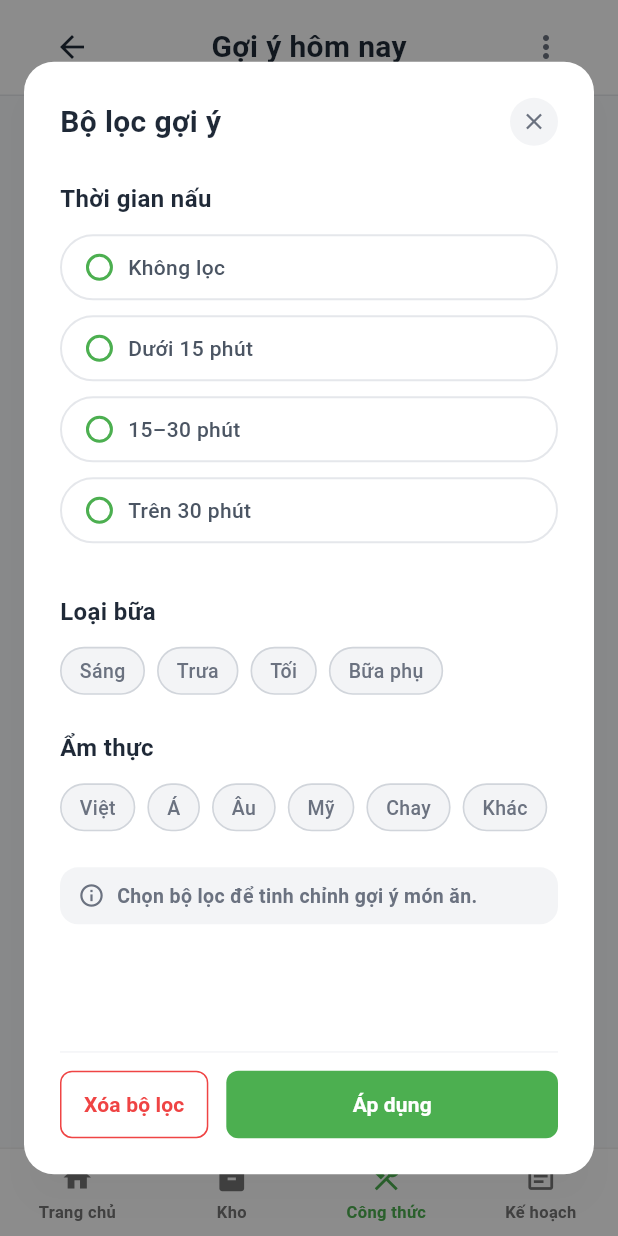
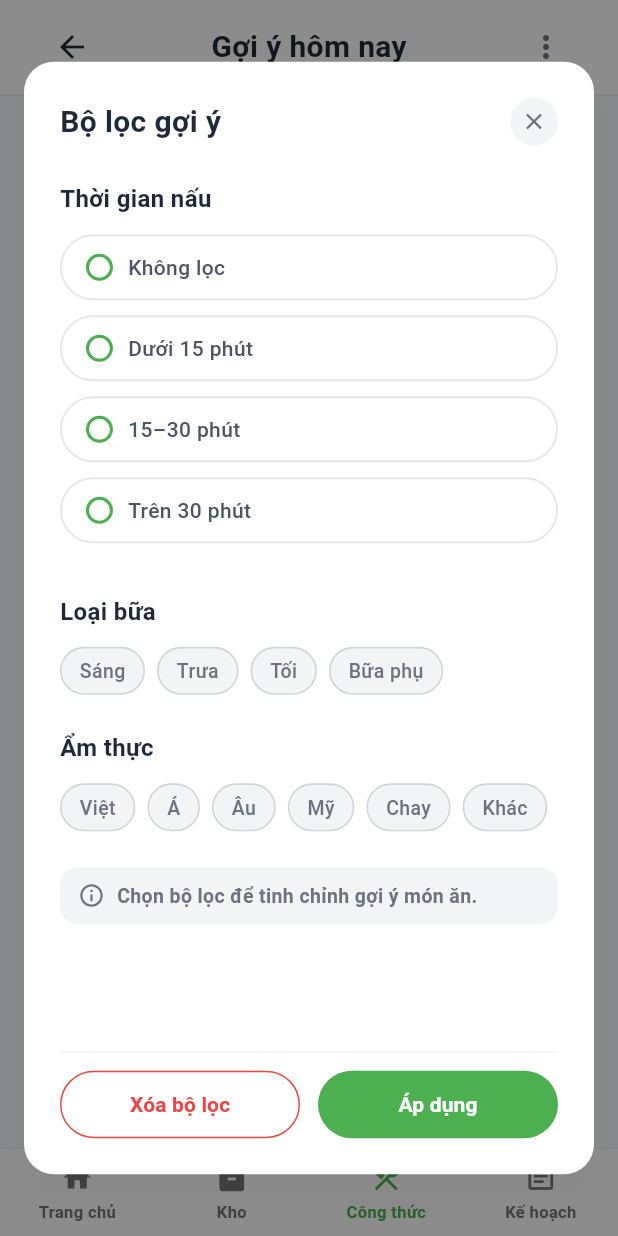
Before and after one commit to softdev-hub/fridge_to_fork_assistant, a Flutter app: the RecipeMatchingView screen opened directly, after a tap on the "tune" icon, on a phone screen of 412 x 824 dp. Run offline on Flutter 3.47's test engine with Material 3 defaults, Android fonts, the phone set to English and light mode, and no system bars; our stand-ins replace flutter_dotenv, flutter_local_notifications, flutter_timezone, google_fonts, image_picker, supabase_flutter and 1 more; missing offline and left inert: workmanager; accounts and stored records are empty; statements that could not run were skipped.

Commit message:
#4 - feat: update recipe view

```diff
--- a/lib/views/recipes/components/recipe_card_item.dart
+++ b/lib/views/recipes/components/recipe_card_item.dart
@@ -57,7 +57,7 @@ class RecipeCardItem extends StatelessWidget {
             Row(
               crossAxisAlignment: CrossAxisAlignment.start,
               children: [
-                _buildThumbnail(),
+                _buildThumbnailWithPriority(),
                 const SizedBox(width: 12),
                 Expanded(child: _buildBody()),
               ],
@@ -68,16 +68,51 @@ class RecipeCardItem extends StatelessWidget {
     );
   }
 
-  Widget _buildThumbnail() {
-    return Container(
+  Widget _buildThumbnailWithPriority() {
+    final bool showPriority =
+        (recipe.expiringCount ?? 0) > 0 || recipe.isExpiring;
+    return Column(
+      mainAxisSize: MainAxisSize.min,
+      children: [
+        Container(
           width: 96,
           height: 96,
           decoration: BoxDecoration(
+            shape: BoxShape.circle,
             color: const Color(0xFFF4F5F7),
             border: Border.all(color: const Color(0xFFEEF0F4)),
-        borderRadius: BorderRadius.circular(12),
           ),
-      child: const Icon(Icons.image, size: 48, color: Color(0xFF9CA3AF)),
+          child: ClipOval(
+            child: Container(
+              color: const Color(0xFFF4F5F7),
+              child: const Icon(
+                Icons.image,
+                size: 48,
+                color: Color(0xFF9CA3AF),
+              ),
+            ),
+          ),
+        ),
+        if (showPriority) ...[
+          const SizedBox(height: 8),
+          Container(
+            padding: const EdgeInsets.symmetric(horizontal: 10, vertical: 6),
+            decoration: BoxDecoration(
+              color: const Color(0xFFFDE68A),
+              border: Border.all(color: const Color(0xFFF59E0B)),
+              borderRadius: BorderRadius.circular(999),
+            ),
+            child: const Text(
+              'Ưu tiên dùng sớm',
+              style: TextStyle(
+                fontSize: 12,
+                fontWeight: FontWeight.w700,
+                color: Color(0xFF92400E),
+              ),
+            ),
+          ),
+        ],
+      ],
     );
   }
 
@@ -110,7 +145,11 @@ class RecipeCardItem extends StatelessWidget {
           spacing: 6,
           runSpacing: 6,
           children: [
-            _buildPill(icon: '⏱', label: recipe.timeLabel, type: PillType.time),
+            _buildPill(
+              icon: Icons.schedule,
+              label: recipe.timeLabel,
+              type: PillType.time,
+            ),
             _buildPill(
               icon: _getDifficultyIcon(),
               label: _getDifficultyLabel(),
@@ -135,7 +174,7 @@ class RecipeCardItem extends StatelessWidget {
   }
 
   Widget _buildPill({
-    required String icon,
+    required IconData icon,
     required String label,
     required PillType type,
   }) {
@@ -177,7 +216,7 @@ class RecipeCardItem extends StatelessWidget {
       child: Row(
         mainAxisSize: MainAxisSize.min,
         children: [
-          Text(icon, style: const TextStyle(fontSize: 11)),
+          Icon(icon, size: 14, color: textColor),
           const SizedBox(width: 6),
           Text(
             label,
@@ -227,7 +266,11 @@ class RecipeCardItem extends StatelessWidget {
       child: Row(
         mainAxisSize: MainAxisSize.min,
         children: [
-          Text(isFull ? '✅' : '🧩', style: const TextStyle(fontSize: 11)),
+          Icon(
+            isFull ? Icons.check_circle : Icons.check_circle_outline,
+            size: 14,
+            color: isFull ? const Color(0xFF059669) : const Color(0xFF2563EB),
+          ),
           const SizedBox(width: 6),
           Text(
             label,
@@ -253,7 +296,11 @@ class RecipeCardItem extends StatelessWidget {
       child: Row(
         mainAxisSize: MainAxisSize.min,
         children: [
-          const Text('🛒', style: TextStyle(fontSize: 11)),
+          const Icon(
+            Icons.shopping_cart_outlined,
+            size: 14,
+            color: Color(0xFF92400E),
+          ),
           const SizedBox(width: 6),
           Text(
             'Thiếu ${recipe.missingCount} nguyên liệu',
@@ -279,11 +326,15 @@ class RecipeCardItem extends StatelessWidget {
       child: Row(
         mainAxisSize: MainAxisSize.min,
         children: [
-          const Text('⚠', style: TextStyle(fontSize: 11)),
+          const Icon(
+            Icons.warning_amber_rounded,
+            size: 14,
+            color: Color(0xFF92400E),
+          ),
           const SizedBox(width: 6),
           Flexible(
             child: Text(
-              'Dùng ${recipe.expiringCount} NL sắp hết hạn',
+              '${recipe.expiringCount} nguyên liệu sắp hết hạn',
               style: const TextStyle(
                 fontSize: 11,
                 fontWeight: FontWeight.w600,
@@ -298,14 +349,14 @@ class RecipeCardItem extends StatelessWidget {
     );
   }
 
-  String _getDifficultyIcon() {
+  IconData _getDifficultyIcon() {
     switch (recipe.difficulty) {
       case RecipeDifficulty.easy:
-        return '✨';
+        return Icons.emoji_events_outlined;
       case RecipeDifficulty.medium:
-        return '⚡';
+        return Icons.bolt;
       case RecipeDifficulty.hard:
-        return '🔥';
+        return Icons.whatshot;
     }
   }
 
@@ -331,14 +382,14 @@ class RecipeCardItem extends StatelessWidget {
     }
   }
 
-  String _getMealIcon() {
+  IconData _getMealIcon() {
     switch (recipe.mealTime) {
       case RecipeMealTime.breakfast:
-        return '🌅';
+        return Icons.breakfast_dining;
       case RecipeMealTime.lunch:
-        return '🍱';
+        return Icons.lunch_dining;
       case RecipeMealTime.dinner:
-        return '🍽';
+        return Icons.dinner_dining;
     }
   }
 
--- a/lib/views/recipes/components/recipe_fab.dart
+++ b/lib/views/recipes/components/recipe_fab.dart
@@ -10,28 +10,28 @@ class RecipeFAB extends StatelessWidget {
     return Center(
       child: Material(
         color: const Color(0xFF4CAF50),
-        borderRadius: BorderRadius.circular(28),
-        elevation: 4,
-        shadowColor: Colors.black.withOpacity(0.1),
+        borderRadius: BorderRadius.circular(22),
+        elevation: 3,
+        shadowColor: Colors.black.withOpacity(0.08),
         child: InkWell(
           onTap: () {
             // TODO: refresh recipe suggestions
           },
-          borderRadius: BorderRadius.circular(28),
+          borderRadius: BorderRadius.circular(22),
           child: Container(
-            padding: const EdgeInsets.symmetric(horizontal: 16, vertical: 16),
-            constraints: const BoxConstraints(minWidth: 160),
+            padding: const EdgeInsets.symmetric(horizontal: 14, vertical: 10),
+            constraints: const BoxConstraints(minWidth: 120),
             child: Row(
               mainAxisSize: MainAxisSize.min,
               mainAxisAlignment: MainAxisAlignment.center,
               children: const [
-                Icon(Icons.refresh, size: 24, color: Colors.white),
-                SizedBox(width: 12),
+                Icon(Icons.refresh, size: 20, color: Colors.white),
+                SizedBox(width: 8),
                 Text(
                   'Gợi ý lại',
                   style: TextStyle(
-                    fontSize: 14,
-                    fontWeight: FontWeight.w600,
+                    fontSize: 13,
+                    fontWeight: FontWeight.w700,
                     color: Colors.white,
                   ),
                 ),
--- a/lib/views/recipes/recipe_detail_view.dart
+++ b/lib/views/recipes/recipe_detail_view.dart
@@ -184,9 +184,10 @@ class RecipeDetailView extends StatelessWidget {
                   },
                   style: ElevatedButton.styleFrom(
                     backgroundColor: const Color(0xFF4CAF50),
+                    minimumSize: const Size.fromHeight(48),
                     padding: const EdgeInsets.symmetric(vertical: 14),
                     shape: RoundedRectangleBorder(
-                      borderRadius: BorderRadius.circular(12),
+                      borderRadius: BorderRadius.circular(28),
                     ),
                   ),
                 ),
--- a/lib/views/recipes/recipe_filter_view/recipe_filters_default_view.dart
+++ b/lib/views/recipes/recipe_filter_view/recipe_filters_default_view.dart
@@ -356,19 +356,22 @@ class _RecipeFiltersDefaultViewState extends State<RecipeFiltersDefaultView> {
   }
 
   Widget _clearButton() {
-    return SizedBox(
+    return Expanded(
+      child: SizedBox(
         height: 45,
         child: OutlinedButton(
           onPressed: _onClear,
           style: OutlinedButton.styleFrom(
             foregroundColor: _danger,
             side: const BorderSide(color: _danger),
-          shape: RoundedRectangleBorder(borderRadius: BorderRadius.circular(8)),
-          padding: const EdgeInsets.symmetric(horizontal: 16),
+            shape: RoundedRectangleBorder(
+              borderRadius: BorderRadius.circular(28),
+            ),
           ),
           child: const Text(
             'Xóa bộ lọc',
             style: TextStyle(fontSize: 14, fontWeight: FontWeight.w600),
+          ),
         ),
       ),
     );
@@ -383,10 +386,9 @@ class _RecipeFiltersDefaultViewState extends State<RecipeFiltersDefaultView> {
           style: ElevatedButton.styleFrom(
             backgroundColor: _accent,
             shape: RoundedRectangleBorder(
-              borderRadius: BorderRadius.circular(8),
+              borderRadius: BorderRadius.circular(28),
             ),
             elevation: 0,
-            padding: const EdgeInsets.symmetric(horizontal: 16),
           ),
           child: const Text(
             'Áp dụng',
--- a/lib/views/recipes/recipe_filter_view/recipe_filters_validation_view.dart
+++ b/lib/views/recipes/recipe_filter_view/recipe_filters_validation_view.dart
@@ -373,19 +373,22 @@ class _RecipeFiltersValidationViewState
   }
 
   Widget _clearButton() {
-    return SizedBox(
+    return Expanded(
+      child: SizedBox(
         height: 45,
         child: OutlinedButton(
           onPressed: _onClear,
           style: OutlinedButton.styleFrom(
             foregroundColor: _primaryRed,
             side: const BorderSide(color: _primaryRed),
-          shape: RoundedRectangleBorder(borderRadius: BorderRadius.circular(8)),
-          padding: const EdgeInsets.symmetric(horizontal: 16),
+            shape: RoundedRectangleBorder(
+              borderRadius: BorderRadius.circular(28),
+            ),
           ),
           child: const Text(
             'Xóa bộ lọc',
             style: TextStyle(fontSize: 14, fontWeight: FontWeight.w600),
+          ),
         ),
       ),
     );
@@ -400,10 +403,9 @@ class _RecipeFiltersValidationViewState
           style: ElevatedButton.styleFrom(
             backgroundColor: const Color(0xFF4CAF50),
             shape: RoundedRectangleBorder(
-              borderRadius: BorderRadius.circular(8),
+              borderRadius: BorderRadius.circular(28),
             ),
             elevation: 0,
-            padding: const EdgeInsets.symmetric(horizontal: 16),
           ),
           child: const Text(
             'Áp dụng',
--- a/lib/views/recipes/recipe_view.dart
+++ b/lib/views/recipes/recipe_view.dart
@@ -21,7 +21,7 @@ class RecipeView extends StatelessWidget {
           child: SafeArea(
             bottom: false,
             child: Padding(
-              padding: const EdgeInsets.symmetric(horizontal: 24, vertical: 16),
+              padding: const EdgeInsets.symmetric(horizontal: 16, vertical: 16),
               child: Stack(
                 alignment: Alignment.center,
                 children: [
@@ -59,7 +59,7 @@ class RecipeView extends StatelessWidget {
       body: Stack(
         children: [
           const SafeArea(top: false, bottom: false, child: RecipeListScreen()),
-          Positioned(right: 24, bottom: 24, child: const RecipeFAB()),
+          Positioned(right: 16, bottom: 16, child: const RecipeFAB()),
         ],
       ),
     );
```
Also changed, not shown: lib/views/recipes/recipe_matching_view.dart (indentation only). Lines whose indentation alone changed are shown as unchanged.
